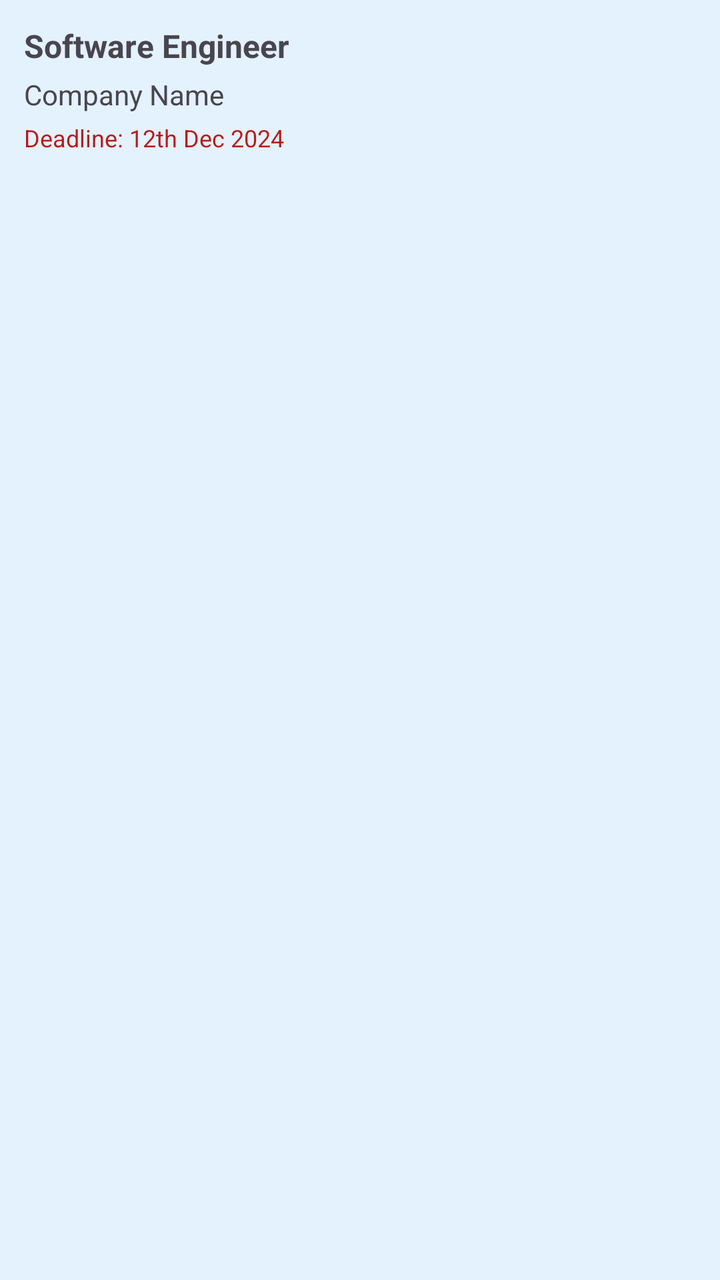
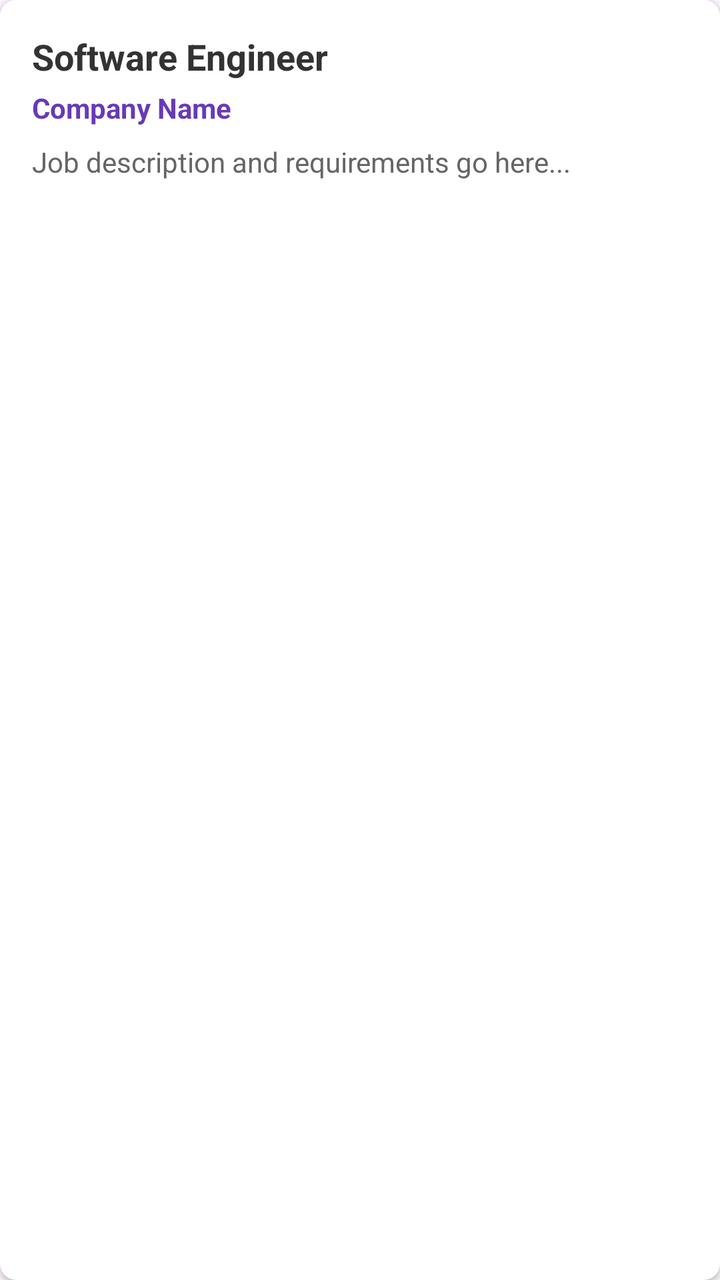

Two renders of the same Android screen: before a commit and after it. Below are the layout's source before the change and the commit's diff.
<!-- AndroidManifest.xml: application theme Theme.Umma_University -->
<!-- res/layout/item_job.xml -->
<?xml version="1.0" encoding="utf-8"?>
<LinearLayout xmlns:android="http://schemas.android.com/apk/res/android"
    android:layout_width="match_parent"
    android:layout_height="wrap_content"
    android:orientation="vertical"
    android:padding="12dp"
    android:background="#E3F2FD"
    android:layout_marginBottom="8dp">

    <TextView
        android:id="@+id/tvJobTitle"
        android:layout_width="wrap_content"
        android:layout_height="wrap_content"
        android:text="Software Engineer"
        android:textStyle="bold"
        android:textSize="16sp" />

    <TextView
        android:id="@+id/tvJobCompany"
        android:layout_width="wrap_content"
        android:layout_height="wrap_content"
        android:text="Company Name"
        android:layout_marginTop="4dp" />

    <TextView
        android:id="@+id/tvJobDeadline"
        android:layout_width="wrap_content"
        android:layout_height="wrap_content"
        android:text="Deadline: 12th Dec 2024"
        android:textColor="#B71C1C"
        android:textSize="12sp"
        android:layout_marginTop="4dp" />
</LinearLayout>
<!-- resources referenced by this layout -->
<resources>
  <style name="Theme.Umma_University" parent="Base.Theme.Umma_University" />
  <style name="Base.Theme.Umma_University" parent="Theme.Material3.DayNight.NoActionBar">
          
          
      </style>
</resources>

<!-- the commit's change to res/layout/item_job.xml (unified diff, before → after) -->
@@ -1,33 +1,46 @@
 <?xml version="1.0" encoding="utf-8"?>
-<LinearLayout xmlns:android="http://schemas.android.com/apk/res/android"
+<androidx.cardview.widget.CardView xmlns:android="http://schemas.android.com/apk/res/android"
+    xmlns:app="http://schemas.android.com/apk/res-auto"
     android:layout_width="match_parent"
     android:layout_height="wrap_content"
-    android:orientation="vertical"
-    android:padding="12dp"
-    android:background="#E3F2FD"
-    android:layout_marginBottom="8dp">
+    android:layout_marginBottom="12dp"
+    app:cardCornerRadius="8dp"
+    app:cardElevation="2dp">
 
-    <TextView
-        android:id="@+id/tvJobTitle"
-        android:layout_width="wrap_content"
+    <LinearLayout
+        android:layout_width="match_parent"
         android:layout_height="wrap_content"
-        android:text="Software Engineer"
-        android:textStyle="bold"
-        android:textSize="16sp" />
+        android:orientation="vertical"
+        android:padding="16dp"
+        android:background="#FFFFFF">
 
-    <TextView
-        android:id="@+id/tvJobCompany"
-        android:layout_width="wrap_content"
-        android:layout_height="wrap_content"
-        android:text="Company Name"
-        android:layout_marginTop="4dp" />
+        <TextView
+            android:id="@+id/tvJobTitle"
+            android:layout_width="wrap_content"
+            android:layout_height="wrap_content"
+            android:text="Software Engineer"
+            android:textStyle="bold"
+            android:textSize="18sp"
+            android:textColor="#333333" />
 
-    <TextView
-        android:id="@+id/tvJobDeadline"
-        android:layout_width="wrap_content"
-        android:layout_height="wrap_content"
-        android:text="Deadline: 12th Dec 2024"
-        android:textColor="#B71C1C"
-        android:textSize="12sp"
-        android:layout_marginTop="4dp" />
-</LinearLayout>
+        <TextView
+            android:id="@+id/tvJobCompany"
+            android:layout_width="wrap_content"
+            android:layout_height="wrap_content"
+            android:text="Company Name"
+            android:textColor="#673AB7"
+            android:textStyle="bold"
+            android:layout_marginTop="4dp" />
+
+        
+        <TextView
+            android:id="@+id/tvJobDesc"
+            android:layout_width="match_parent"
+            android:layout_height="wrap_content"
+            android:text="Job description and requirements go here..."
+            android:textColor="#666666"
+            android:textSize="14sp"
+            android:layout_marginTop="8dp" />
+
+    </LinearLayout>
+</androidx.cardview.widget.CardView>
